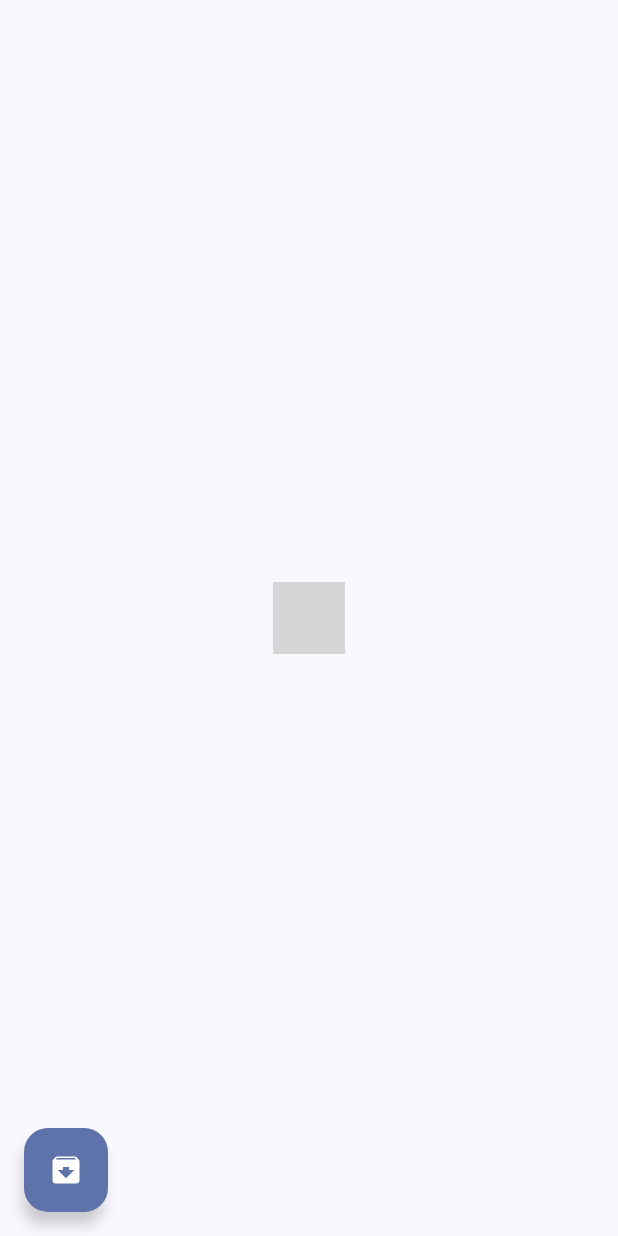
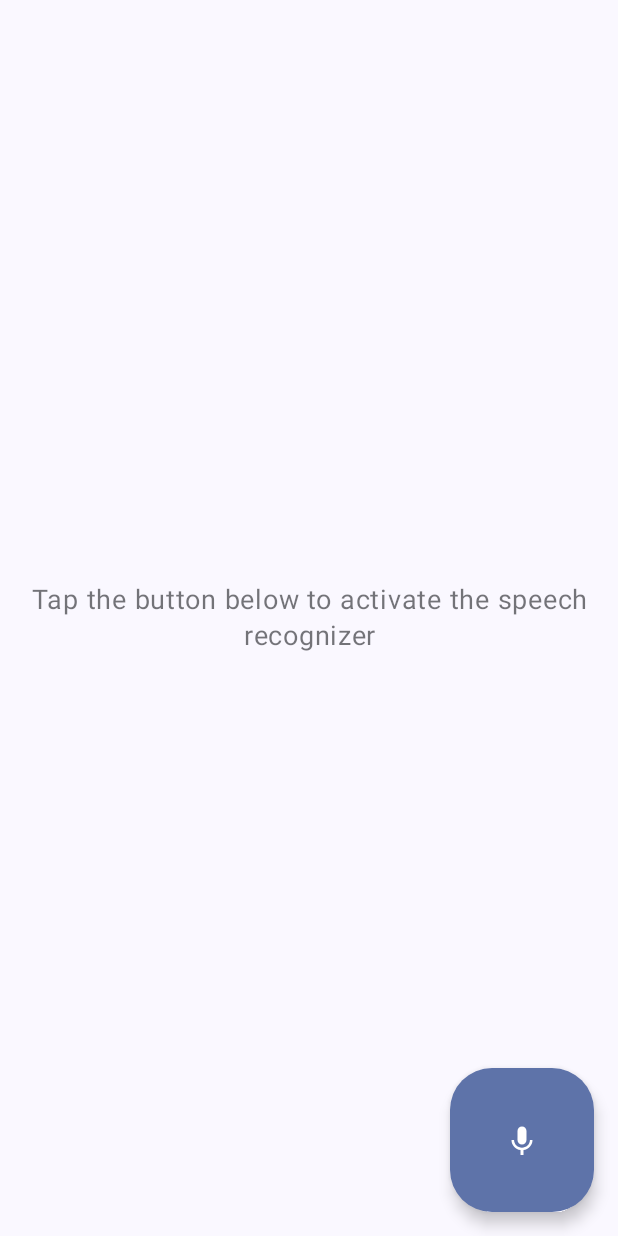
Before and after one commit to ManchiGitHub/SpeechToTextExample, an Android app built with Jetpack Compose: the screen it shows after launch (MainActivity), on a phone screen of 412 x 824 dp. Run offline under Robolectric (Android 15) with nearby library versions, the phone set to English and light mode, and no system bars; grey boxes are pictures that could not be loaded.

Commit message:
feature:archive

```diff
--- a/app/src/main/java/com/example/myapplication/MainComposable.kt
+++ b/app/src/main/java/com/example/myapplication/MainComposable.kt
@@ -1,21 +1,22 @@
 package com.example.myapplication
 
-import androidx.compose.foundation.layout.padding
-import androidx.compose.material3.Scaffold
+import androidx.compose.material3.SnackbarHostState
 import androidx.compose.runtime.Composable
-import androidx.compose.ui.Modifier
+import androidx.compose.runtime.CompositionLocalProvider
+import androidx.compose.runtime.compositionLocalOf
+import androidx.compose.runtime.remember
 import androidx.compose.ui.tooling.preview.Preview
 import androidx.navigation.NavHostController
 import androidx.navigation.compose.NavHost
 import androidx.navigation.compose.rememberNavController
-import com.example.myapplication.archive.archiveNavGraph
+import com.example.myapplication.record.recordNavGraph
 import com.example.myapplication.home.homeNavGraph
 import com.example.myapplication.navigation.NavGraphRoutes
 import theme.MyApplicationTheme
 
 @Preview
 @Composable
-fun PreviewSpeechToTextScreen(){
+fun PreviewSpeechToTextScreen() {
     val navController = rememberNavController()
     MyApplicationTheme {
         MainComposable(navController = navController)
@@ -24,14 +25,12 @@ fun PreviewSpeechToTextScreen(){
 
 @Composable
 fun MainComposable(navController: NavHostController) {
-    Scaffold { innerPadding ->
+    val snackbarHostState = remember { SnackbarHostState() }
         NavHost(
-            modifier = Modifier.padding(innerPadding),
             navController = navController,
             startDestination = NavGraphRoutes.Home.name
         ) {
-            homeNavGraph(navController)
-            archiveNavGraph(navController)
+            homeNavGraph(navController, snackbarHostState)
+            recordNavGraph(navController)
         }
-    }
 }
--- /dev/null
+++ b/app/src/main/java/com/example/myapplication/common/ScaffoldWithSnackbar.kt
@@ -0,0 +1,20 @@
+package com.example.myapplication.common
+
+import androidx.compose.foundation.layout.PaddingValues
+import androidx.compose.material3.Scaffold
+import androidx.compose.material3.SnackbarHost
+import androidx.compose.material3.SnackbarHostState
+import androidx.compose.runtime.Composable
+
+@Composable
+fun ScaffoldWithSnackbar(
+    floatingActionButton: @Composable () -> Unit = {},
+    snackbarHostState: SnackbarHostState,
+    content: @Composable (PaddingValues) -> Unit = {}
+) {
+    Scaffold(
+        floatingActionButton = floatingActionButton,
+        snackbarHost = { SnackbarHost(hostState = snackbarHostState) },
+        content = content
+    )
+}
--- /dev/null
+++ b/app/src/main/java/com/example/myapplication/components/InstructionsText.kt
@@ -0,0 +1,36 @@
+package com.example.myapplication.components
+
+import androidx.compose.foundation.background
+import androidx.compose.material3.MaterialTheme
+import androidx.compose.material3.Text
+import androidx.compose.runtime.Composable
+import androidx.compose.ui.Modifier
+import androidx.compose.ui.draw.alpha
+import androidx.compose.ui.text.style.TextAlign
+import androidx.compose.ui.tooling.preview.Preview
+import androidx.compose.ui.unit.sp
+import theme.MyApplicationTheme
+
+@Preview
+@Composable
+fun PreviewSpeechToTextScreen() {
+    MyApplicationTheme {
+        InstructionsText(
+            modifier = Modifier.background(MaterialTheme.colorScheme.background)
+        )
+    }
+}
+
+@Composable
+fun InstructionsText(
+    modifier: Modifier = Modifier,
+    input: String = "",
+    fallbackText: String = ""
+) {
+    Text(
+        text = input.ifEmpty { fallbackText },
+        textAlign = TextAlign.Center,
+        fontSize = 18.sp,
+        modifier = modifier.alpha(0.6f)
+    )
+}
--- /dev/null
+++ b/app/src/main/java/com/example/myapplication/home/HomeLayout.kt
@@ -0,0 +1,85 @@
+package com.example.myapplication.home
+
+import androidx.compose.foundation.background
+import androidx.compose.foundation.layout.Box
+import androidx.compose.foundation.layout.fillMaxSize
+import androidx.compose.foundation.layout.fillMaxWidth
+import androidx.compose.foundation.layout.padding
+import androidx.compose.material.icons.Icons
+import androidx.compose.material.icons.filled.KeyboardVoice
+import androidx.compose.material3.Icon
+import androidx.compose.material3.LargeFloatingActionButton
+import androidx.compose.material3.MaterialTheme
+import androidx.compose.material3.SnackbarHostState
+import androidx.compose.runtime.Composable
+import androidx.compose.runtime.LaunchedEffect
+import androidx.compose.runtime.mutableStateOf
+import androidx.compose.runtime.remember
+import androidx.compose.runtime.snapshotFlow
+import androidx.compose.ui.Alignment
+import androidx.compose.ui.Modifier
+import androidx.compose.ui.tooling.preview.Preview
+import androidx.navigation.compose.rememberNavController
+import com.example.myapplication.common.ScaffoldWithSnackbar
+import com.example.myapplication.components.InstructionsText
+import kotlinx.coroutines.flow.filter
+import theme.MyApplicationTheme
+
+@Preview
+@Composable
+fun PreviewHomeLayout() {
+    MyApplicationTheme {
+        HomeLayout(
+            modifier = Modifier.background(MaterialTheme.colorScheme.background)
+        )
+    }
+}
+
+@Composable
+fun HomeLayout(
+    modifier: Modifier = Modifier,
+    snackbarHostState: SnackbarHostState = remember { SnackbarHostState() },
+    speechToText: SpeechToText = SpeechToText()
+) {
+    val speechTextResult = remember { mutableStateOf("") }
+    val speechSnapshot = snapshotFlow { speechTextResult.value }
+    val speechLauncher = speechToText.rememberSpeechIntentLauncher {
+        speechTextResult.value = it
+    }
+
+    LaunchedEffect(Unit) {
+        speechSnapshot
+            .filter { it.isNotEmpty() }
+            .collect { snackbarHostState.showSnackbar(speechTextResult.value) }
+    }
+
+    ScaffoldWithSnackbar(
+        snackbarHostState = snackbarHostState,
+        floatingActionButton = {
+            LargeFloatingActionButton(
+                modifier = modifier,
+                onClick = {
+                    speechLauncher.launch(speechToText.intent)
+                }
+            ) {
+                Icon(
+                    imageVector = Icons.Filled.KeyboardVoice,
+                    contentDescription = "Speech to Text action button"
+                )
+            }
+        }
+    ) { innerPadding ->
+        Box(
+            modifier = modifier
+                .fillMaxSize()
+                .padding(innerPadding),
+        ) {
+            InstructionsText(
+                modifier = modifier
+                    .align(Alignment.Center)
+                    .fillMaxWidth(),
+                fallbackText = "Tap the button below to activate the speech recognizer"
+            )
+        }
+    }
+}
--- a/app/src/main/java/com/example/myapplication/home/HomeNavGraph.kt
+++ b/app/src/main/java/com/example/myapplication/home/HomeNavGraph.kt
@@ -1,5 +1,6 @@
 package com.example.myapplication.home
 
+import androidx.compose.material3.SnackbarHostState
 import androidx.navigation.NavController
 import androidx.navigation.NavGraphBuilder
 import androidx.navigation.compose.composable
@@ -7,7 +8,7 @@ import androidx.navigation.navigation
 import com.example.myapplication.navigation.HomeNavOptions
 import com.example.myapplication.navigation.NavGraphRoutes
 
-fun NavGraphBuilder.homeNavGraph(navController: NavController) {
+fun NavGraphBuilder.homeNavGraph(navController: NavController, snackbarHostState: SnackbarHostState) {
     navigation(
         startDestination = HomeNavOptions.Main.name,
         route = NavGraphRoutes.Home.name
--- a/app/src/main/java/com/example/myapplication/home/HomeScreen.kt
+++ b/app/src/main/java/com/example/myapplication/home/HomeScreen.kt
@@ -1,32 +1,25 @@
 package com.example.myapplication.home
 
 import androidx.compose.foundation.background
-import androidx.compose.foundation.layout.Box
-import androidx.compose.foundation.layout.fillMaxSize
 import androidx.compose.foundation.layout.padding
-import androidx.compose.material.icons.Icons
-import androidx.compose.material.icons.filled.Archive
-import androidx.compose.material3.FloatingActionButton
-import androidx.compose.material3.Icon
 import androidx.compose.material3.MaterialTheme
 import androidx.compose.runtime.Composable
-import androidx.compose.ui.Alignment
 import androidx.compose.ui.Modifier
 import androidx.compose.ui.tooling.preview.Preview
 import androidx.compose.ui.unit.dp
 import androidx.navigation.NavController
 import androidx.navigation.compose.rememberNavController
-import com.example.myapplication.components.SpeechToTextSection
-import com.example.myapplication.navigation.NavGraphRoutes
 import theme.MyApplicationTheme
 
 @Preview
 @Composable
 fun PreviewHomeScreen() {
+    val navController = rememberNavController()
     MyApplicationTheme {
-        val navController = rememberNavController()
         HomeScreen(
-            modifier = Modifier.background(MaterialTheme.colorScheme.background),
+            modifier = Modifier
+                .background(MaterialTheme.colorScheme.background)
+                .padding(16.dp),
             navController = navController
         )
     }
@@ -35,34 +28,9 @@ fun PreviewHomeScreen() {
 @Composable
 fun HomeScreen(
     modifier: Modifier = Modifier,
-    navController: NavController
+    navController: NavController,
 ) {
-
-    val navigateToArchive = {
-        navController.navigate(NavGraphRoutes.Archive.name) {
-            launchSingleTop = true
-        }
-    }
-
-    HomeLayout(modifier = modifier, navigateToArchive = navigateToArchive)
+    HomeLayout(
+        modifier = modifier,
+    )
 }
-
-@Composable
-fun HomeLayout(
-    modifier: Modifier = Modifier,
-    navigateToArchive: () -> Unit
-) {
-    Box(
-        modifier = modifier
-            .fillMaxSize()
-            .padding(16.dp),
-    ) {
-        SpeechToTextSection(modifier = Modifier.align(Alignment.Center))
-        FloatingActionButton(
-            modifier = Modifier.align(Alignment.BottomStart), // Position the FAB
-            onClick = navigateToArchive
-        ) {
-            Icon(imageVector = Icons.Filled.Archive, contentDescription = "Archive action button")
-        }
-    }
-}
--- /dev/null
+++ b/app/src/main/java/com/example/myapplication/home/SpeechToText.kt
@@ -0,0 +1,36 @@
+package com.example.myapplication.home
+
+import android.app.Activity
+import android.content.Intent
+import android.speech.RecognizerIntent
+import androidx.activity.compose.rememberLauncherForActivityResult
+import androidx.activity.result.ActivityResultLauncher
+import androidx.activity.result.contract.ActivityResultContracts
+import androidx.compose.runtime.Composable
+import java.util.Locale
+
+class SpeechToText {
+
+    val intent = Intent(RecognizerIntent.ACTION_RECOGNIZE_SPEECH).apply {
+        putExtra(RecognizerIntent.EXTRA_LANGUAGE_MODEL, RecognizerIntent.LANGUAGE_MODEL_FREE_FORM)
+        putExtra(RecognizerIntent.EXTRA_LANGUAGE, Locale.getDefault())
+        putExtra(RecognizerIntent.EXTRA_PROMPT, "Say something...")
+    }
+
+    @Composable
+    fun rememberSpeechIntentLauncher(onResult: (textResult: String) -> Unit): ActivityResultLauncher<Intent> {
+        val launcher = rememberLauncherForActivityResult(
+            contract = ActivityResultContracts.StartActivityForResult(),
+            onResult = { result ->
+                if (result.resultCode == Activity.RESULT_OK) {
+                    val textArray =
+                        result.data?.getStringArrayListExtra(RecognizerIntent.EXTRA_RESULTS)
+                    val speechResult = textArray?.get(0) ?: ""
+                    onResult(speechResult)
+                }
+            }
+        )
+
+        return launcher
+    }
+}
--- a/app/src/main/java/com/example/myapplication/archive/ArchiveNavGraph.kt
+++ b/app/src/main/java/com/example/myapplication/record/RecordNavGraph.kt
@@ -1,4 +1,4 @@
-package com.example.myapplication.archive
+package com.example.myapplication.record
 
 import androidx.compose.animation.AnimatedContentTransitionScope
 import androidx.compose.animation.EnterTransition
@@ -15,7 +15,7 @@ import com.example.myapplication.navigation.NavigationTransitions
 typealias ScreenEnterTransition = AnimatedContentTransitionScope<NavBackStackEntry>.() -> EnterTransition?
 typealias ScreenExitTransition = AnimatedContentTransitionScope<NavBackStackEntry>.() -> ExitTransition?
 
-fun NavGraphBuilder.archiveNavGraph(
+fun NavGraphBuilder.recordNavGraph(
     navController: NavHostController,
     enterTransition: ScreenEnterTransition = NavigationTransitions.defaultEnterTransition(),
     exitTransition: ScreenExitTransition = NavigationTransitions.defaultExitTransition()
@@ -28,7 +28,7 @@ fun NavGraphBuilder.archiveNavGraph(
             route = ArchiveNavOptions.RecentEntries.name,
             enterTransition = enterTransition,
             exitTransition = exitTransition,
-            content = { ArchiveScreen(navController = navController) }
+            content = { RecordScreen(navController = navController) }
         )
     }
 }
```
Also changed, not shown: app/src/main/java/com/example/myapplication/components/SpeechFAB.kt (added, +36 -0 lines), app/src/main/java/com/example/myapplication/record/RecordLayout.kt (renamed from app/src/main/java/com/example/myapplication/archive/ArchiveScreen.kt, +2 -22 lines), app/src/main/java/com/example/myapplication/record/RecordScreen.kt (added, +23 -0 lines).
